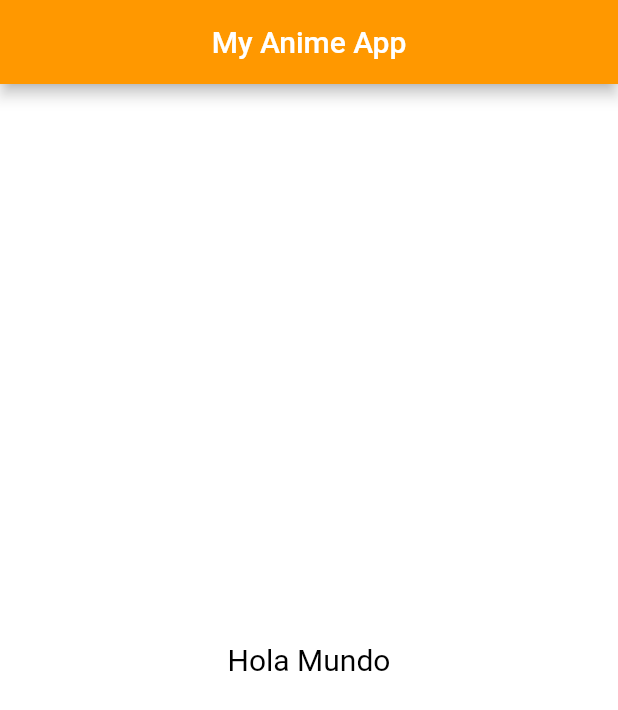
After one commit to jkcomt/list_anime_api, a Flutter app: the screen it shows after launch, on a phone screen of 412 x 824 dp. The commit adds this screen. Shown: the top 710 px of the screen. Run offline on Flutter 3.47's test engine with Material 2 defaults, Android fonts, the phone set to English and light mode, and no system bars.

Commit message:
pages folder

```diff
--- a/lib/main.dart
+++ b/lib/main.dart
@@ -1,4 +1,5 @@
 import 'package:flutter/material.dart';
+import 'package:list_anime_api/pages/home_page.dart';
 
 void main() => runApp(MyAnimeApp());
 
@@ -8,22 +9,7 @@ class MyAnimeApp extends StatelessWidget {
     return MaterialApp(
       debugShowCheckedModeBanner: false,
       theme: ThemeData.light(),
-      home: Scaffold(
-        appBar: AppBar(
-          backgroundColor: Colors.orange,
-          title: Center(child: Text("My Anime App")),
-        ),
-        body: Container(
-          color: Colors.white,
-          child: Center(
-            child: Text(
-              "Hola Mundo",
-              style: TextStyle(color: Colors.black,fontSize: 20),
-              textDirection: TextDirection.ltr,
-            ),
-          ),
-        ),
-      ),
+      home: HomePage(),
     );
   }
 }
--- /dev/null
+++ b/lib/pages/home_page.dart
@@ -0,0 +1,25 @@
+import 'package:flutter/material.dart';
+
+class HomePage extends StatelessWidget {
+  const HomePage({Key key}) : super(key: key);
+
+  @override
+  Widget build(BuildContext context) {
+    return Scaffold(
+      appBar: AppBar(
+        backgroundColor: Colors.orange,
+        title: Center(child: Text("My Anime App")),
+      ),
+      body: Container(
+        color: Colors.white,
+        child: Center(
+          child: Text(
+            "Hola Mundo",
+            style: TextStyle(color: Colors.black, fontSize: 20),
+            textDirection: TextDirection.ltr,
+          ),
+        ),
+      ),
+    );
+  }
+}
```
